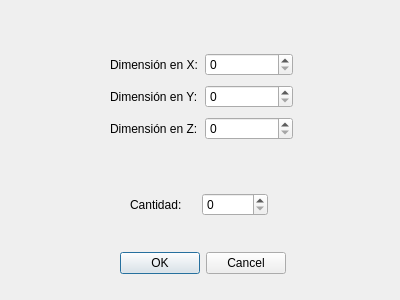
This is dialogaddbox.ui in amsantosr/ContainerApp as Qt 5 draws it before an edit. The edited form follows.
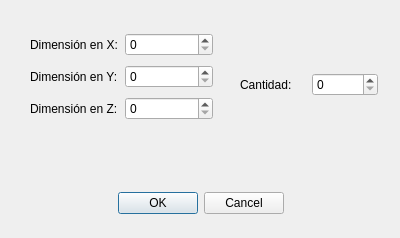
This is the edited form.

The edit to the form file:
```diff
--- a/dialogaddbox.ui
+++ b/dialogaddbox.ui
@@ -7,7 +7,7 @@
     <x>0</x>
     <y>0</y>
     <width>400</width>
-    <height>300</height>
+    <height>238</height>
    </rect>
   </property>
   <property name="windowTitle">
@@ -16,21 +16,24 @@
   <widget class="QDialogButtonBox" name="buttonBox">
    <property name="geometry">
     <rect>
-     <x>110</x>
-     <y>250</y>
-     <width>176</width>
+     <x>80</x>
+     <y>190</y>
+     <width>241</width>
      <height>27</height>
     </rect>
    </property>
    <property name="standardButtons">
     <set>QDialogButtonBox::Cancel|QDialogButtonBox::Ok</set>
    </property>
+   <property name="centerButtons">
+    <bool>true</bool>
+   </property>
   </widget>
   <widget class="QWidget" name="layoutWidget">
    <property name="geometry">
     <rect>
-     <x>110</x>
-     <y>50</y>
+     <x>30</x>
+     <y>30</y>
      <width>183</width>
      <height>95</height>
     </rect>
@@ -83,8 +86,8 @@
   <widget class="QWidget" name="layoutWidget">
    <property name="geometry">
     <rect>
-     <x>130</x>
-     <y>190</y>
+     <x>240</x>
+     <y>70</y>
      <width>138</width>
      <height>29</height>
     </rect>
```
